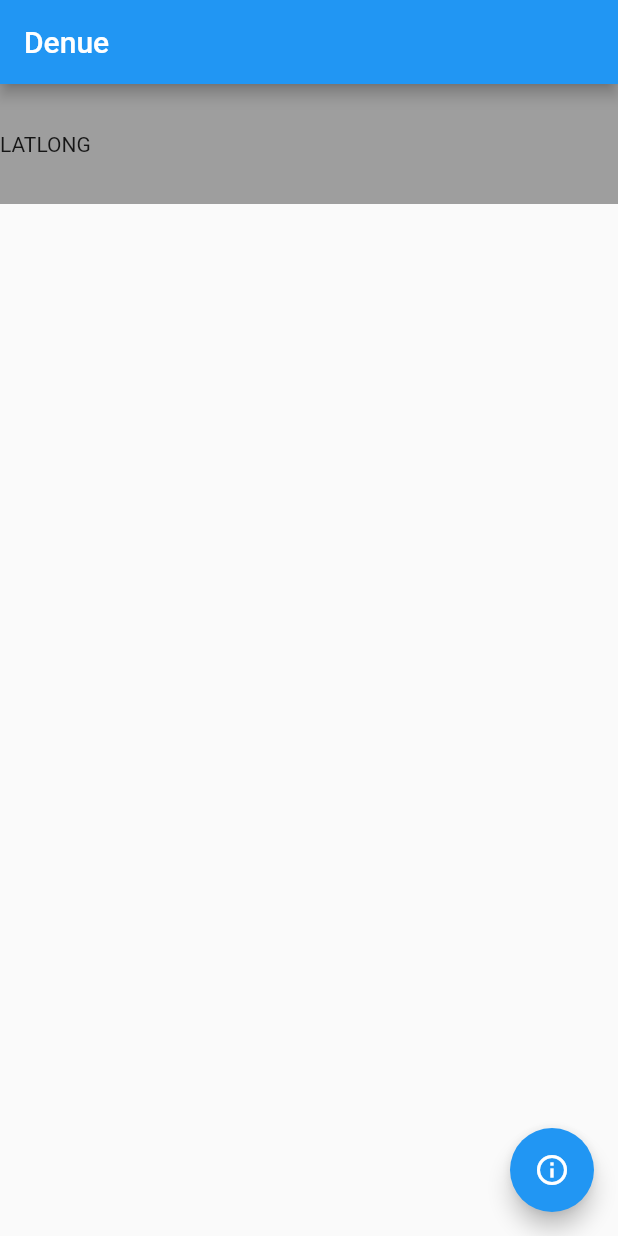
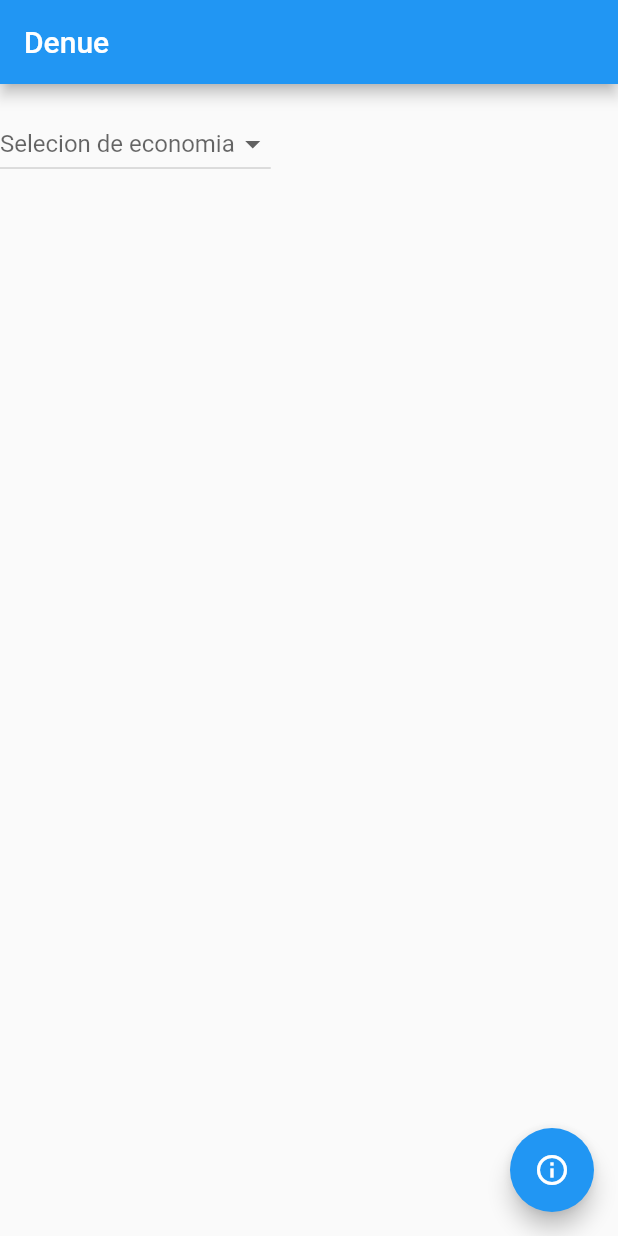
Before and after one commit to Leoonnardo/api_denue, a Flutter app: the screen it shows after launch, on a phone screen of 412 x 824 dp. Run offline on Flutter 3.47's test engine with Material 2 defaults, Android fonts, the phone set to English and light mode, and no system bars.

Commit message:
Dropdown implementado

```diff
--- a/lib/pages/denue.dart
+++ b/lib/pages/denue.dart
@@ -13,10 +13,13 @@ class _DenueInegiState extends State<DenueInegi> {
   void initState() {
     super.initState();
   }
+  var lista = ["Economia1", "Economia2", "Economia3"];
+  String seccion = "Selecion de economia";
 
   @override
   Widget build(BuildContext context) {
     final Size size = MediaQuery.of(context).size;
+
 
     return Scaffold(
       appBar: AppBar(
@@ -38,9 +41,24 @@ class _DenueInegiState extends State<DenueInegi> {
             Container(
               width: double.infinity,
               height: 80,
-              color: Colors.grey,
+              // child: Row(
+              //   children: const [Text('LAT'), Text('LONG')],
+              // ),
               child: Row(
-                children: const [Text('LAT'), Text('LONG')],
+                children: [
+                  DropdownButton(
+                    items: lista.map((String resultado) {
+                      return DropdownMenuItem(
+                          value: resultado, child: Text(resultado));
+                    }).toList(),
+                    onChanged: ((value) {
+                      setState(() {
+                        seccion = value.toString();
+                      });
+                    }),
+                    hint: Text(seccion),
+                  )
+                ],
               ),
             )
           ],
```
